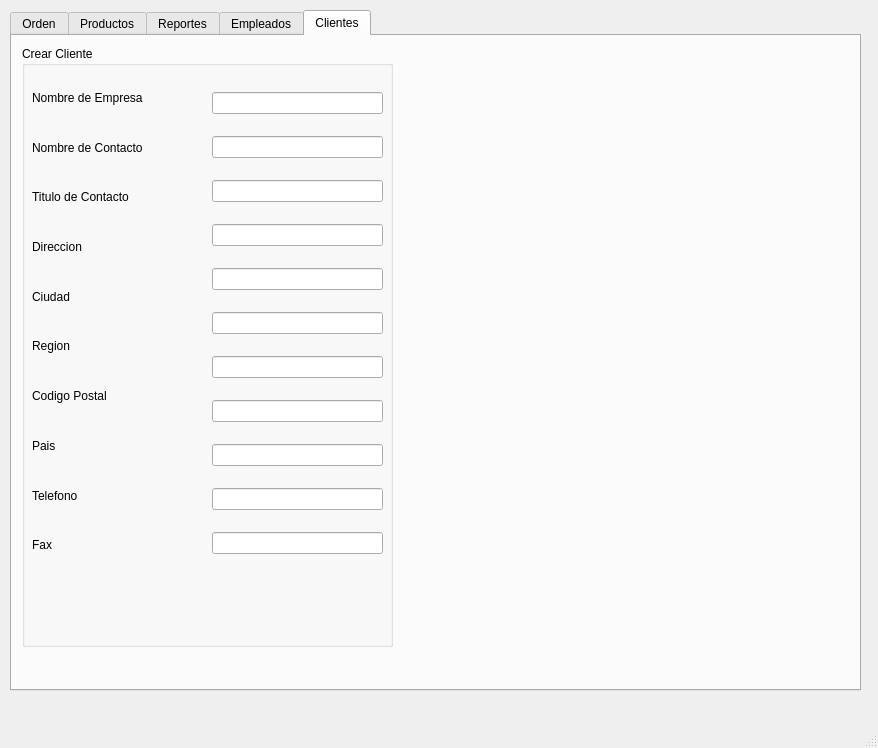
jairoaguilarts/Desktop-App-Proyect, file mainwindow.ui: the form before one commit.
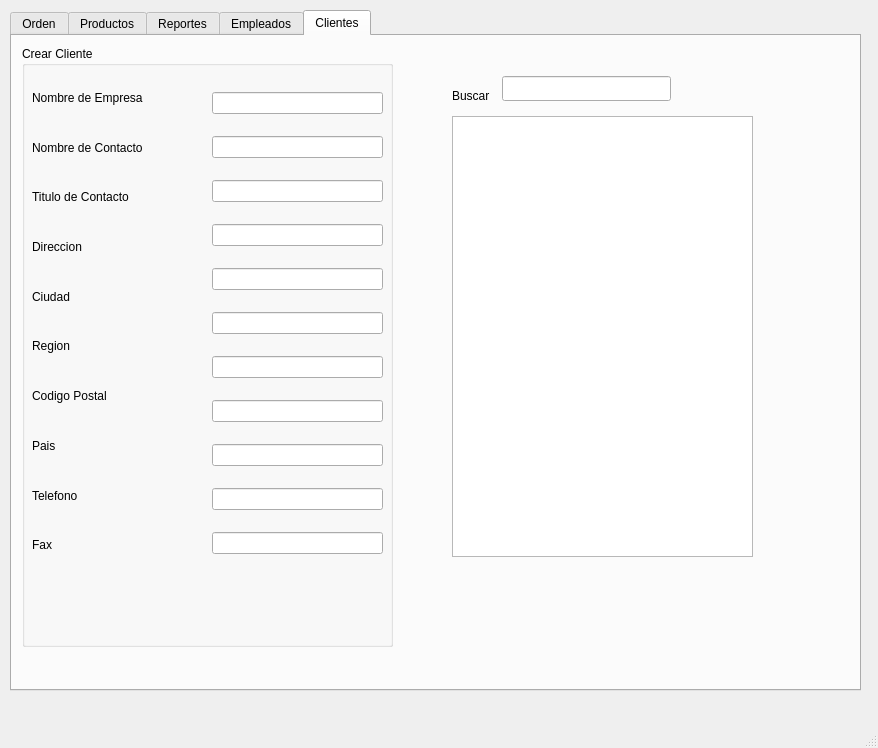
The form after the commit. The open tabs and pages were chosen to show the change.

What changed in the file:
```diff
--- a/mainwindow.ui
+++ b/mainwindow.ui
@@ -1260,6 +1260,39 @@
        </layout>
       </widget>
      </widget>
+     <widget class="QLabel" name="label_61">
+      <property name="geometry">
+       <rect>
+        <x>440</x>
+        <y>50</y>
+        <width>63</width>
+        <height>20</height>
+       </rect>
+      </property>
+      <property name="text">
+       <string>Buscar </string>
+      </property>
+     </widget>
+     <widget class="QLineEdit" name="LE_BuscarProducto">
+      <property name="geometry">
+       <rect>
+        <x>490</x>
+        <y>40</y>
+        <width>169</width>
+        <height>25</height>
+       </rect>
+      </property>
+     </widget>
+     <widget class="QTableView" name="TV_BuscarProductos">
+      <property name="geometry">
+       <rect>
+        <x>440</x>
+        <y>80</y>
+        <width>301</width>
+        <height>441</height>
+       </rect>
+      </property>
+     </widget>
     </widget>
    </widget>
   </widget>
```
Left out of the diff: 4 changed lines with no effect on the pictures.
